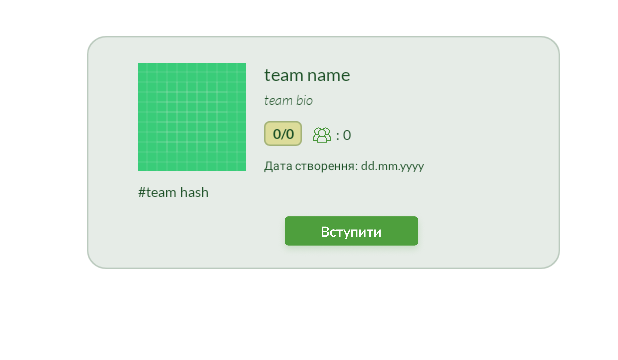
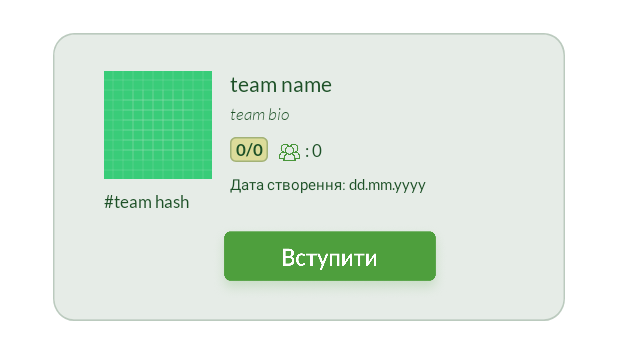
Before and after one commit to marfushhaaa/NewEcoYouSocialMedia, an Android app: the layout team_item.xml on its own in the app's theme, with its tools: preview values and no code run, on a phone screen of 412 x 824 dp. Shown: the top 360 px of the screen. Run offline under Robolectric (Android 15) with nearby library versions, the phone set to English and light mode, and no system bars.

Commit message:
fix: correct design team_item
I corrected size of this item

```diff
--- a/app/src/main/res/layout/team_item.xml
+++ b/app/src/main/res/layout/team_item.xml
@@ -7,32 +7,42 @@
 
     <LinearLayout
         android:layout_width="match_parent"
-        android:layout_height="203dp"
+        android:layout_height="230dp"
         android:gravity="center">
+
         <RelativeLayout
             android:layout_width="match_parent"
-            android:layout_height="203dp"
+            android:layout_height="230dp"
             android:gravity="center">
 
             <View
                 android:id="@+id/rectangle_5"
-                android:layout_width="315dp"
+                android:layout_width="353dp"
                 android:layout_height="165dp"
-                android:layout_marginStart="20dp"
-                android:layout_marginTop="24dp"
-                android:layout_marginBottom="24dp"
+                android:layout_alignParentStart="true"
+                android:layout_alignParentTop="true"
+                android:layout_alignParentEnd="true"
+                android:layout_alignParentBottom="true"
+                android:layout_marginStart="35dp"
+                android:layout_marginTop="22dp"
+                android:layout_marginEnd="35dp"
+                android:layout_marginBottom="16dp"
                 android:background="@drawable/rectangle_5"
                 android:elevation="9dp"
                 android:gravity="center" />
 
             <View
                 android:id="@+id/rectangle_6"
-                android:layout_width="99dp"
-                android:layout_height="30dp"
+                android:layout_width="169dp"
+                android:layout_height="57dp"
+                android:layout_below="@+id/linearl"
+                android:layout_alignStart="@+id/rectangle_5"
                 android:layout_alignEnd="@+id/rectangle_5"
                 android:layout_alignBottom="@+id/rectangle_5"
-                android:layout_marginEnd="89dp"
-                android:layout_marginBottom="8dp"
+                android:layout_marginStart="106dp"
+                android:layout_marginTop="8dp"
+                android:layout_marginEnd="78dp"
+                android:layout_marginBottom="14dp"
                 android:background="@drawable/request_in_team_button"
                 android:elevation="9dp"
                 android:visibility="visible" />
@@ -45,7 +55,7 @@
                 android:layout_alignTop="@+id/rectangle_5"
                 android:layout_alignEnd="@+id/rectangle_5"
                 android:layout_marginStart="34dp"
-                android:layout_marginTop="18dp"
+                android:layout_marginTop="25dp"
                 android:layout_marginEnd="32dp"
                 android:orientation="horizontal">
 
@@ -70,7 +80,7 @@
                         android:gravity="top"
                         android:text="#team hash"
                         android:textColor="#1E5128"
-                        android:textSize="9sp" />
+                        android:textSize="11sp" />
                 </LinearLayout>
 
 
@@ -88,7 +98,7 @@
                         android:gravity="top"
                         android:text="team name"
                         android:textColor="#1E5128"
-                        android:textSize="12sp" />
+                        android:textSize="14sp" />
 
                     <TextView
                         android:id="@+id/team_bio"
@@ -99,7 +109,7 @@
                         android:gravity="top"
                         android:text="team bio"
                         android:textColor="#1E5128 "
-                        android:textSize="9sp" />
+                        android:textSize="11sp" />
 
                     <LinearLayout
                         android:layout_width="wrap_content"
@@ -116,12 +126,12 @@
                             android:gravity="center"
                             android:text="0/0"
                             android:textColor="#1E5128 "
-                            android:textSize="9sp" />
+                            android:textSize="11sp" />
 
                         <View
                             android:id="@+id/group"
-                            android:layout_width="12dp"
-                            android:layout_height="12dp"
+                            android:layout_width="14dp"
+                            android:layout_height="14dp"
                             android:layout_marginStart="7dp"
                             android:layout_marginTop="3dp"
                             android:background="@drawable/team_preview_icon"
@@ -139,7 +149,7 @@
                             android:gravity="center"
                             android:text=": 0"
                             android:textColor="#1E5128 "
-                            android:textSize="9sp" />
+                            android:textSize="11sp" />
 
                         <androidx.recyclerview.widget.RecyclerView
                             android:id="@+id/recycler_view_teamsearching"
@@ -163,7 +173,7 @@
                             android:gravity="top"
                             android:text="Дата створення:"
                             android:textColor="#1E5128 "
-                            android:textSize="8sp" />
+                            android:textSize="10sp" />
 
                         <TextView
                             android:id="@+id/team_date_creation"
@@ -174,7 +184,7 @@
                             android:gravity="top"
                             android:text="dd.mm.yyyy"
                             android:textColor="#1E5128 "
-                            android:textSize="8sp" />
+                            android:textSize="10sp" />
 
 
                     </LinearLayout>
```
